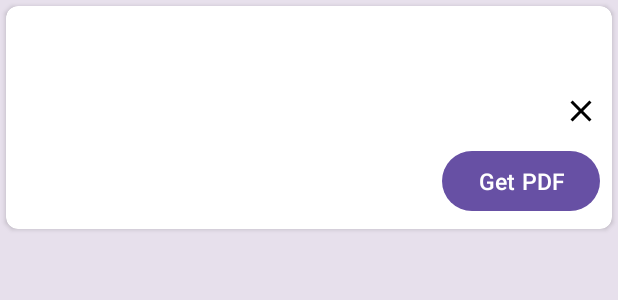
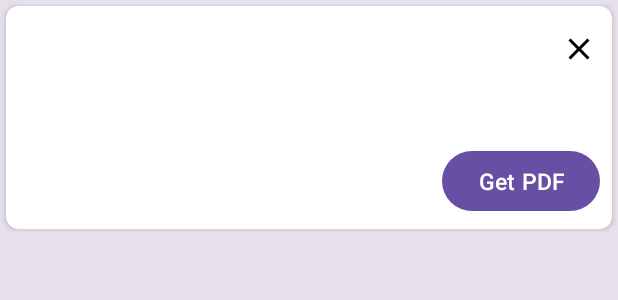
Before and after one commit to osu-cs492-599-w24/flavor-flick, an Android app: the layout recipe_list_entry.xml on its own in the app's theme, with its tools: preview values and no code run, on a phone screen of 412 x 824 dp. Shown: the top 300 px of the screen. Run offline under Robolectric (Android 15) with nearby library versions, the phone set to English and light mode, and no system bars.

Commit message:
adjust x button

```diff
--- a/app/src/main/res/layout/recipe_list_entry.xml
+++ b/app/src/main/res/layout/recipe_list_entry.xml
@@ -1,7 +1,7 @@
 <?xml version="1.0" encoding="utf-8"?>
-<androidx.cardview.widget.CardView xmlns:android="http://schemas.android.com/apk/res/android"
+<androidx.cardview.widget.CardView
+    xmlns:android="http://schemas.android.com/apk/res/android"
     xmlns:app="http://schemas.android.com/apk/res-auto"
-    xmlns:tools="http://schemas.android.com/tools"
     android:layout_width="match_parent"
     android:layout_height="wrap_content"
     android:layout_margin="4dp"
@@ -11,8 +11,6 @@
         android:layout_width="match_parent"
         android:layout_height="wrap_content"
         android:padding="8dp">
-
-
 
         <ImageView
             android:id="@+id/tv_image"
@@ -32,9 +30,10 @@
             android:ellipsize="end"
             app:layout_constraintTop_toTopOf="parent"
             app:layout_constraintStart_toEndOf="@id/tv_image"
-            app:layout_constraintEnd_toEndOf="parent"
+            app:layout_constraintEnd_toStartOf="@id/recipe_delete_button"
             android:layout_marginTop="8dp"
-            android:layout_marginStart="16dp" />
+            android:layout_marginStart="16dp"
+            android:layout_marginEnd="8dp" />
 
         <LinearLayout
             android:id="@+id/textLayout"
@@ -88,20 +87,18 @@
         </LinearLayout>
 
 
-
         <ImageButton
             android:id="@+id/recipe_delete_button"
             android:layout_width="25dp"
             android:layout_height="25dp"
-            android:layout_alignParentEnd="true"
-            android:layout_alignParentTop="true"
             android:backgroundTint="#40FFFFFF"
             android:padding="2dp"
             android:src="@drawable/ic_close"
             android:title="Delete"
-            android:layout_marginBottom="10dp"
-            app:layout_constraintBottom_toTopOf="@id/btnGeneratePDF"
-            app:layout_constraintEnd_toEndOf="parent"/>
+            app:layout_constraintEnd_toEndOf="parent"
+            app:layout_constraintTop_toTopOf="parent"
+            android:layout_marginEnd="1dp"
+            android:layout_marginTop="8dp" />
 
 
         <Button
```
